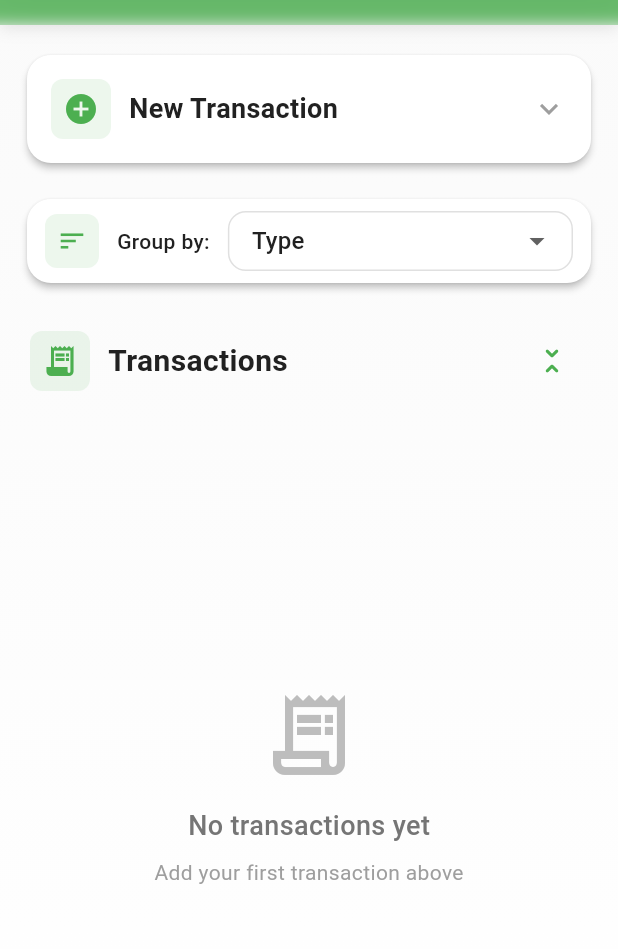
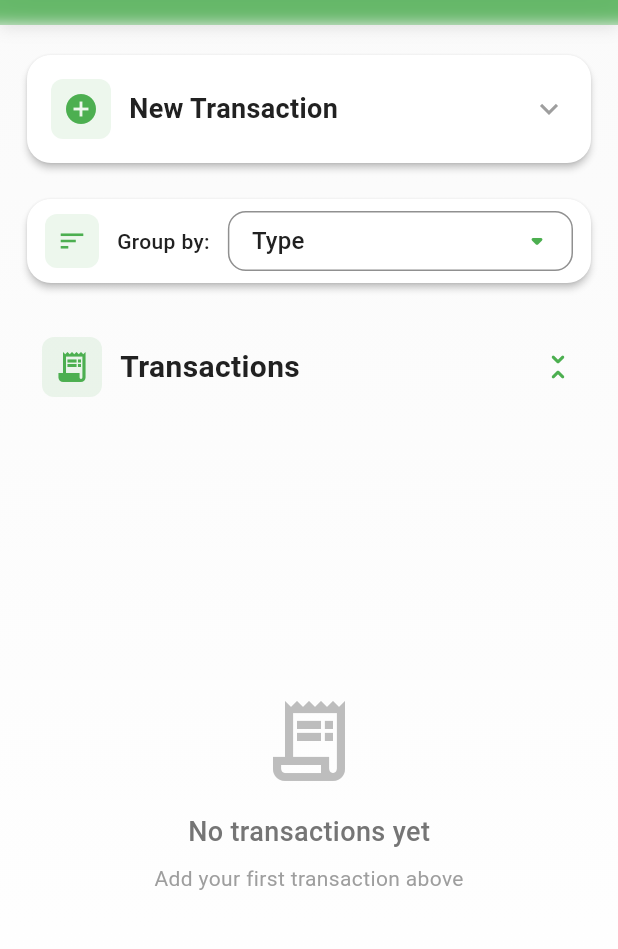
Before and after one commit to tranconguet/monie, a Flutter app: the screen it shows after launch, on a phone screen of 412 x 824 dp, the part 59-1008 px from its top. Run offline on Flutter 3.47's test engine with Material 2 defaults, Android fonts, the phone set to English and light mode, and no system bars; our stand-ins replace dartz, dio, equatable, flutter_bloc, freezed_annotation, get_it and 3 more; accounts and stored records are empty.

Commit message:
fix dropdown UI

```diff
--- a/lib/features/transaction/presentation/pages/home_page.dart
+++ b/lib/features/transaction/presentation/pages/home_page.dart
@@ -227,13 +227,38 @@ class _HomePageState extends State<HomePage> with SingleTickerProviderStateMixin
                           Expanded(
                             child: DropdownButtonFormField<GroupByType>(
                               value: _groupByType,
-                              decoration: const InputDecoration(
+                              decoration: InputDecoration(
                                 isDense: true,
-                                contentPadding: EdgeInsets.symmetric(
+                                contentPadding: const EdgeInsets.symmetric(
                                   horizontal: 12,
                                   vertical: 8,
                                 ),
+                                border: OutlineInputBorder(
+                                  borderRadius: BorderRadius.circular(12),
+                                  borderSide: BorderSide(
+                                    color: Theme.of(context).colorScheme.outline.withOpacity(0.5),
                                   ),
+                                ),
+                                enabledBorder: OutlineInputBorder(
+                                  borderRadius: BorderRadius.circular(12),
+                                  borderSide: BorderSide(
+                                    color: Theme.of(context).colorScheme.outline.withOpacity(0.5),
+                                  ),
+                                ),
+                                focusedBorder: OutlineInputBorder(
+                                  borderRadius: BorderRadius.circular(12),
+                                  borderSide: BorderSide(
+                                    color: Theme.of(context).colorScheme.primary,
+                                    width: 2,
+                                  ),
+                                ),
+                              ),
+                              icon: Icon(
+                                Icons.arrow_drop_down_rounded,
+                                color: Theme.of(context).colorScheme.primary,
+                              ),
+                              dropdownColor: Theme.of(context).colorScheme.surface,
+                              borderRadius: BorderRadius.circular(12),
                               items: const [
                                 DropdownMenuItem(
                                   value: GroupByType.type,
@@ -268,6 +293,15 @@ class _HomePageState extends State<HomePage> with SingleTickerProviderStateMixin
                   const SizedBox(height: 24),
                   Padding(
                     padding: const EdgeInsets.symmetric(horizontal: 4),
+                    child: InkWell(
+                      onTap: () {
+                        setState(() {
+                          _areAllGroupsExpanded = !_areAllGroupsExpanded;
+                        });
+                      },
+                      borderRadius: BorderRadius.circular(12),
+                      child: Padding(
+                        padding: const EdgeInsets.all(8.0),
                         child: Row(
                           mainAxisAlignment: MainAxisAlignment.spaceBetween,
                           children: [
@@ -294,23 +328,15 @@ class _HomePageState extends State<HomePage> with SingleTickerProviderStateMixin
                                 ),
                               ],
                             ),
-                        IconButton(
-                          icon: Icon(
+                            Icon(
                               _areAllGroupsExpanded
                                   ? Icons.unfold_less_rounded
                                   : Icons.unfold_more_rounded,
                               color: Theme.of(context).colorScheme.primary,
                             ),
-                          tooltip: _areAllGroupsExpanded
-                              ? 'Collapse all groups'
-                              : 'Expand all groups',
-                          onPressed: () {
-                            setState(() {
-                              _areAllGroupsExpanded = !_areAllGroupsExpanded;
-                            });
-                          },
+                          ],
                         ),
-                      ],
+                      ),
                     ),
                   ),
                   const SizedBox(height: 16),
```
Lines whose indentation alone changed are shown as unchanged.
